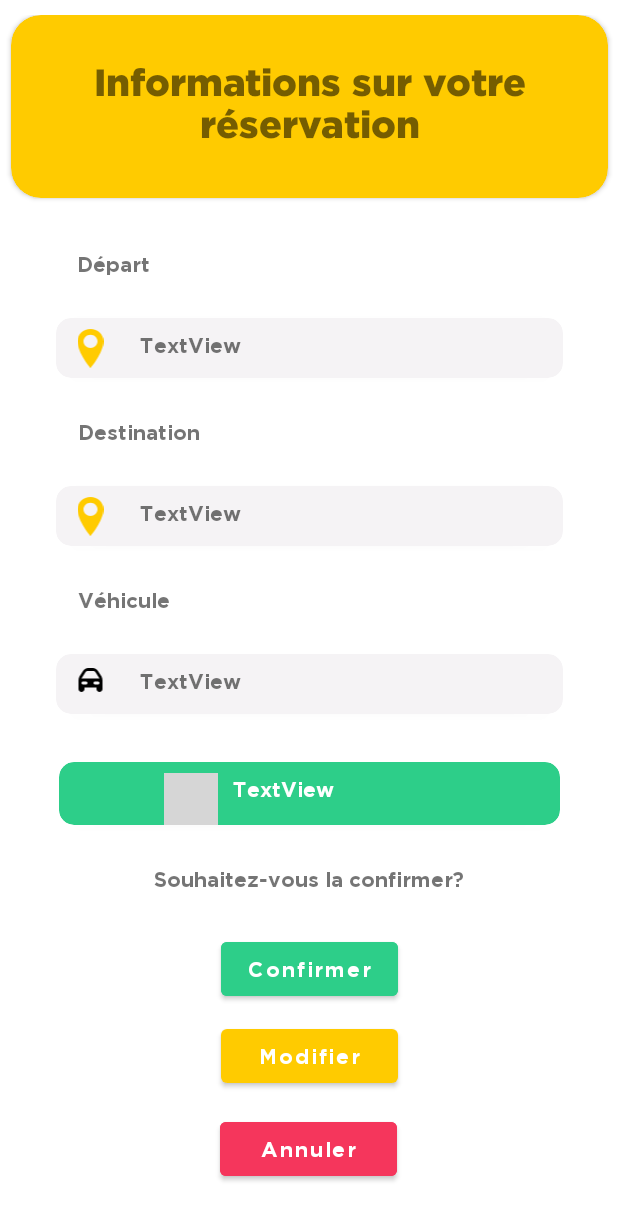
After one commit to Lamis1847/autolibDZ-rental, an Android app: the InfosReservationFragment screen opened through its navigation route, on a phone screen of 412 x 824 dp. The commit adds this screen. Shown: the top 1220 px of the screen. Run offline under Robolectric (Android 15) with nearby library versions, the phone set to English and light mode, and no system bars; our stand-ins replace CircleImageView; 1 statement that could not run was skipped; grey boxes are pictures that could not be loaded.

Commit message:
Ajout du fragment "Informations de la réservation"

```diff
--- /dev/null
+++ b/app/src/main/java/com/sil1/autolibdz_rental/InfosReservationFragment.kt
@@ -0,0 +1,59 @@
+package com.sil1.autolibdz_rental
+
+import android.os.Bundle
+import androidx.fragment.app.Fragment
+import android.view.LayoutInflater
+import android.view.View
+import android.view.ViewGroup
+
+// TODO: Rename parameter arguments, choose names that match
+// the fragment initialization parameters, e.g. ARG_ITEM_NUMBER
+private const val ARG_PARAM1 = "param1"
+private const val ARG_PARAM2 = "param2"
+
+/**
+ * A simple [Fragment] subclass.
+ * Use the [InfosReservationFragment.newInstance] factory method to
+ * create an instance of this fragment.
+ */
+class InfosReservationFragment : Fragment() {
+    // TODO: Rename and change types of parameters
+    private var param1: String? = null
+    private var param2: String? = null
+
+    override fun onCreate(savedInstanceState: Bundle?) {
+        super.onCreate(savedInstanceState)
+        arguments?.let {
+            param1 = it.getString(ARG_PARAM1)
+            param2 = it.getString(ARG_PARAM2)
+        }
+    }
+
+    override fun onCreateView(
+        inflater: LayoutInflater, container: ViewGroup?,
+        savedInstanceState: Bundle?
+    ): View? {
+        // Inflate the layout for this fragment
+        return inflater.inflate(R.layout.fragment_infos_reservation, container, false)
+    }
+
+    companion object {
+        /**
+         * Use this factory method to create a new instance of
+         * this fragment using the provided parameters.
+         *
+         * @param param1 Parameter 1.
+         * @param param2 Parameter 2.
+         * @return A new instance of fragment InfosReservationFragment.
+         */
+        // TODO: Rename and change types and number of parameters
+        @JvmStatic
+        fun newInstance(param1: String, param2: String) =
+            InfosReservationFragment().apply {
+                arguments = Bundle().apply {
+                    putString(ARG_PARAM1, param1)
+                    putString(ARG_PARAM2, param2)
+                }
+            }
+    }
+}
--- a/app/src/main/java/com/sil1/autolibdz_rental/ui/view/fragment/reservation_vehicule/DetailsVehiculeFragment.kt
+++ b/app/src/main/java/com/sil1/autolibdz_rental/ui/view/fragment/reservation_vehicule/DetailsVehiculeFragment.kt
@@ -1,6 +1,7 @@
 package com.sil1.autolibdz_rental.ui.view.activity
 
 import android.annotation.SuppressLint
+import android.net.Uri
 import android.os.Bundle
 import androidx.fragment.app.Fragment
 import android.view.LayoutInflater
@@ -11,6 +12,7 @@ import androidx.navigation.fragment.findNavController
 import com.sil1.autolibdz_rental.R
 import com.sil1.autolibdz_rental.ui.viewmodel.Vehicule
 import kotlinx.android.synthetic.main.fragment_details_vehicule.*
+import kotlinx.android.synthetic.main.vehicule_layout.*
 
 
 class DetailsVehiculeFragment : Fragment() {
@@ -44,6 +46,12 @@ class DetailsVehiculeFragment : Fragment() {
             anomalieCD.text = vm.anomalieCircuit
             regulateurVD.text = vm.regulateurVitesse.toString()
             limiteurVD.text=vm.limiteurVitesse.toString()
+          /*  if(vm.secureUrl != "") {
+                val imgUri: Uri = Uri.parse(vm.secureUrl)
+                VehiculeImageViewD.setImageURI(imgUri)
+            }else{
+            VehiculeImageViewD.setImageResource(R.drawable.vehiculeimg)
+            }*/
 
             goBackButtonDetailsVehicule.setOnClickListener{ this.findNavController().navigate(R.id.action_DetailsVehiculeFragment_pop)
 
--- /dev/null
+++ b/app/src/main/res/layout/fragment_infos_reservation.xml
@@ -0,0 +1,269 @@
+<?xml version="1.0" encoding="utf-8"?>
+<androidx.constraintlayout.widget.ConstraintLayout xmlns:android="http://schemas.android.com/apk/res/android"
+    xmlns:app="http://schemas.android.com/apk/res-auto"
+    xmlns:tools="http://schemas.android.com/tools"
+    android:layout_width="match_parent"
+    android:layout_height="match_parent"
+    android:layout_marginTop="10dp"
+    tools:context=".InfosReservationFragment">
+
+    <androidx.cardview.widget.CardView
+        android:id="@+id/cardView7"
+        android:layout_width="398dp"
+        android:layout_height="122dp"
+        android:backgroundTint="@color/palette_yellow"
+        app:cardCornerRadius="20dp"
+        app:layout_constraintEnd_toEndOf="parent"
+        app:layout_constraintStart_toStartOf="parent"
+        app:layout_constraintTop_toTopOf="parent">
+
+        <TextView
+            android:id="@+id/textView3"
+            android:layout_width="match_parent"
+            android:layout_height="match_parent"
+            android:fontFamily="@font/gothamblack"
+            android:paddingTop="30sp"
+            android:text="Informations sur votre réservation"
+            android:textAlignment="center"
+            android:textSize="25sp"
+            tools:layout_editor_absoluteX="1dp"
+            tools:layout_editor_absoluteY="-5dp" />
+    </androidx.cardview.widget.CardView>
+
+    <TextView
+        android:id="@+id/textView4"
+        android:layout_width="wrap_content"
+        android:layout_height="wrap_content"
+        android:layout_marginTop="36dp"
+        android:fontFamily="@font/gothambold"
+        android:text="Départ"
+        app:layout_constraintEnd_toEndOf="parent"
+        app:layout_constraintHorizontal_bias="0.142"
+        app:layout_constraintStart_toStartOf="parent"
+        app:layout_constraintTop_toBottomOf="@+id/cardView7" />
+
+    <TextView
+        android:id="@+id/textView6"
+        android:layout_width="wrap_content"
+        android:layout_height="wrap_content"
+        android:layout_marginTop="28dp"
+        android:fontFamily="@font/gothambold"
+        android:text="Destination"
+        app:layout_constraintEnd_toEndOf="parent"
+        app:layout_constraintHorizontal_bias="0.158"
+        app:layout_constraintStart_toStartOf="parent"
+        app:layout_constraintTop_toBottomOf="@+id/cardView3" />
+
+    <TextView
+        android:id="@+id/textView8"
+        android:layout_width="wrap_content"
+        android:layout_height="wrap_content"
+        android:layout_marginTop="28dp"
+        android:fontFamily="@font/gothambold"
+        android:text="Véhicule"
+        app:layout_constraintEnd_toEndOf="parent"
+        app:layout_constraintHorizontal_bias="0.148"
+        app:layout_constraintStart_toStartOf="parent"
+        app:layout_constraintTop_toBottomOf="@+id/cardView4" />
+
+    <TextView
+        android:id="@+id/textView11"
+        android:layout_width="wrap_content"
+        android:layout_height="wrap_content"
+        android:layout_marginTop="28dp"
+        android:fontFamily="@font/gothambold"
+        android:text="Souhaitez-vous la confirmer?"
+        app:layout_constraintEnd_toEndOf="parent"
+        app:layout_constraintStart_toStartOf="parent"
+        app:layout_constraintTop_toBottomOf="@+id/cardView6" />
+
+    <Button
+        android:id="@+id/button3"
+        android:layout_width="118dp"
+        android:layout_height="wrap_content"
+        android:layout_marginTop="28dp"
+        android:backgroundTint="@color/validate_color"
+        android:fontFamily="@font/gothambold"
+        android:text="Confirmer"
+        android:textAllCaps="false"
+        app:layout_constraintEnd_toEndOf="parent"
+        app:layout_constraintStart_toStartOf="parent"
+        app:layout_constraintTop_toBottomOf="@+id/textView11" />
+
+    <Button
+        android:id="@+id/button4"
+        android:layout_width="118dp"
+        android:layout_height="wrap_content"
+        android:layout_marginTop="10dp"
+        android:fontFamily="@font/gothambold"
+        android:text="Modifier"
+        android:textAllCaps="false"
+        app:layout_constraintEnd_toEndOf="parent"
+        app:layout_constraintStart_toStartOf="parent"
+        app:layout_constraintTop_toBottomOf="@+id/button3" />
+
+    <Button
+        android:id="@+id/button5"
+        android:layout_width="118dp"
+        android:layout_height="wrap_content"
+        android:layout_marginTop="10dp"
+        android:backgroundTint="@color/error_color"
+        android:fontFamily="@font/gothambold"
+        android:text="Annuler"
+        android:textAllCaps="false"
+        app:layout_constraintBottom_toBottomOf="parent"
+        app:layout_constraintEnd_toEndOf="parent"
+        app:layout_constraintHorizontal_bias="0.498"
+        app:layout_constraintStart_toStartOf="parent"
+        app:layout_constraintTop_toBottomOf="@+id/button4"
+        app:layout_constraintVertical_bias="0.109" />
+
+    <androidx.cardview.widget.CardView
+        android:id="@+id/cardView3"
+        android:layout_width="wrap_content"
+        android:layout_height="wrap_content"
+        android:layout_marginTop="28dp"
+        android:backgroundTint="@color/grey_light"
+        app:cardCornerRadius="10dp"
+        app:layout_constraintEnd_toEndOf="parent"
+        app:layout_constraintStart_toStartOf="parent"
+        app:layout_constraintTop_toBottomOf="@+id/textView4">
+
+        <LinearLayout
+            android:id="@+id/linearLayout2"
+            android:layout_width="wrap_content"
+            android:layout_height="wrap_content"
+            android:orientation="horizontal">
+
+            <ImageView
+                android:id="@+id/imageView2"
+                android:layout_width="46dp"
+                android:layout_height="wrap_content"
+                android:layout_marginTop="7dp"
+                android:layout_weight="1"
+                android:src="@drawable/ic_localisation" />
+
+            <TextView
+                android:id="@+id/textView13"
+                android:layout_width="292dp"
+                android:layout_height="40dp"
+                android:layout_weight="1"
+                android:fontFamily="@font/gothambold"
+                android:paddingLeft="10dp"
+                android:paddingTop="10dp"
+                android:text="TextView" />
+        </LinearLayout>
+    </androidx.cardview.widget.CardView>
+
+    <androidx.cardview.widget.CardView
+        android:id="@+id/cardView4"
+        android:layout_width="wrap_content"
+        android:layout_height="wrap_content"
+        android:layout_marginTop="28dp"
+        app:cardBackgroundColor="@color/grey_light"
+        app:cardCornerRadius="10dp"
+        app:layout_constraintEnd_toEndOf="parent"
+        app:layout_constraintStart_toStartOf="parent"
+        app:layout_constraintTop_toBottomOf="@+id/textView6">
+
+        <LinearLayout
+            android:layout_width="wrap_content"
+            android:layout_height="wrap_content"
+            android:backgroundTint="@color/grey_light"
+            android:orientation="horizontal">
+
+            <ImageView
+                android:id="@+id/imageView3"
+                android:layout_width="46dp"
+                android:layout_height="wrap_content"
+                android:layout_marginTop="7dp"
+                android:layout_weight="1"
+                android:src="@drawable/ic_localisation" />
+
+            <TextView
+                android:id="@+id/textView14"
+                android:layout_width="292dp"
+                android:layout_height="40dp"
+                android:layout_weight="1"
+                android:fontFamily="@font/gothambold"
+                android:paddingLeft="10dp"
+                android:paddingTop="10dp"
+                android:text="TextView" />
+        </LinearLayout>
+    </androidx.cardview.widget.CardView>
+
+    <androidx.cardview.widget.CardView
+        android:id="@+id/cardView5"
+        android:layout_width="wrap_content"
+        android:layout_height="wrap_content"
+        android:layout_marginTop="28dp"
+        app:cardBackgroundColor="@color/grey_light"
+        app:cardCornerRadius="10dp"
+        app:layout_constraintEnd_toEndOf="parent"
+        app:layout_constraintStart_toStartOf="parent"
+        app:layout_constraintTop_toBottomOf="@+id/textView8">
+
+        <LinearLayout
+            android:layout_width="wrap_content"
+            android:layout_height="wrap_content"
+            android:orientation="horizontal">
+
+            <ImageView
+                android:id="@+id/imageView4"
+                android:layout_width="46dp"
+                android:layout_height="wrap_content"
+                android:layout_marginTop="7dp"
+                android:layout_weight="1"
+                android:src="@drawable/ic_car" />
+
+            <TextView
+                android:id="@+id/textView15"
+                android:layout_width="292dp"
+                android:layout_height="40dp"
+                android:layout_weight="1"
+                android:fontFamily="@font/gothambold"
+                android:paddingLeft="10dp"
+                android:paddingTop="10dp"
+                android:text="TextView" />
+        </LinearLayout>
+    </androidx.cardview.widget.CardView>
+
+    <androidx.cardview.widget.CardView
+        android:id="@+id/cardView6"
+        android:layout_width="334dp"
+        android:layout_height="42dp"
+        android:layout_marginTop="32dp"
+        app:cardBackgroundColor="@color/validate_color"
+        app:cardCornerRadius="10dp"
+        app:layout_constraintEnd_toEndOf="parent"
+        app:layout_constraintStart_toStartOf="parent"
+        app:layout_constraintTop_toBottomOf="@+id/cardView5">
+
+        <LinearLayout
+            android:layout_width="match_parent"
+            android:layout_height="match_parent"
+            android:orientation="horizontal">
+
+            <ImageView
+                android:id="@+id/imageView5"
+                android:layout_width="100dp"
+                android:layout_height="wrap_content"
+                android:layout_marginLeft="70dp"
+                android:layout_marginTop="7dp"
+                android:layout_weight="1"
+                android:src="@drawable/ic_vector" />
+
+            <TextView
+                android:id="@+id/textView16"
+                android:layout_width="292dp"
+                android:layout_height="match_parent"
+                android:layout_weight="1"
+                android:fontFamily="@font/gothambold"
+                android:paddingLeft="10dp"
+                android:paddingTop="10dp"
+                android:text="TextView"
+                android:textColor="@color/white" />
+        </LinearLayout>
+    </androidx.cardview.widget.CardView>
+
+</androidx.constraintlayout.widget.ConstraintLayout>
--- a/app/src/main/res/navigation/reservation_navigation.xml
+++ b/app/src/main/res/navigation/reservation_navigation.xml
@@ -13,6 +13,9 @@
             android:id="@+id/action_DetailsVehiculeFragment_pop"
             app:popUpTo="@id/DetailsVehiculeFragment"
             app:popUpToInclusive="true" />
+        <action
+            android:id="@+id/action_DetailsVehiculeFragment_to_infosReservationFragment"
+            app:destination="@id/infosReservationFragment" />
     </fragment>
     <fragment
         android:id="@+id/listeVehiculeFragment"
@@ -22,5 +25,13 @@
         <action
             android:id="@+id/action_listeVehiculeFragment_to_DetailsVehiculeFragment"
             app:destination="@id/DetailsVehiculeFragment" />
+        <action
+            android:id="@+id/action_listeVehiculeFragment_to_infosReservationFragment"
+            app:destination="@id/infosReservationFragment" />
     </fragment>
+    <fragment
+        android:id="@+id/infosReservationFragment"
+        android:name="com.sil1.autolibdz_rental.InfosReservationFragment"
+        android:label="fragment_infos_reservation"
+        tools:layout="@layout/fragment_infos_reservation" />
 </navigation>
```
Also changed, not shown: app/src/main/AndroidManifest.xml (+6 -8 lines).
